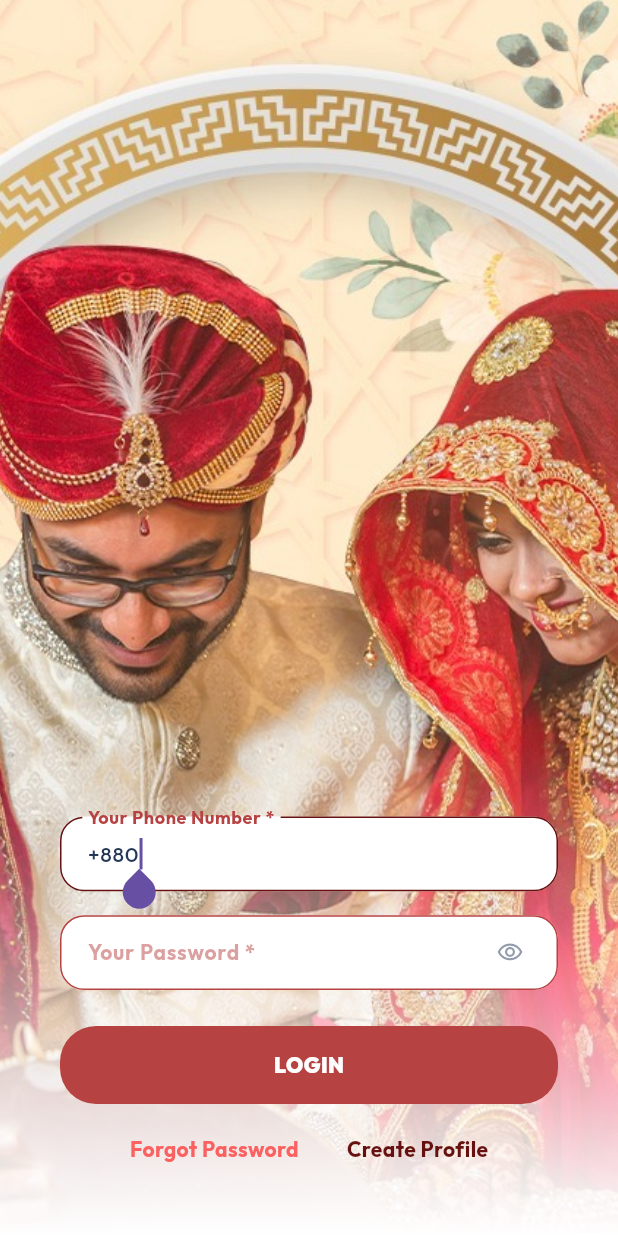
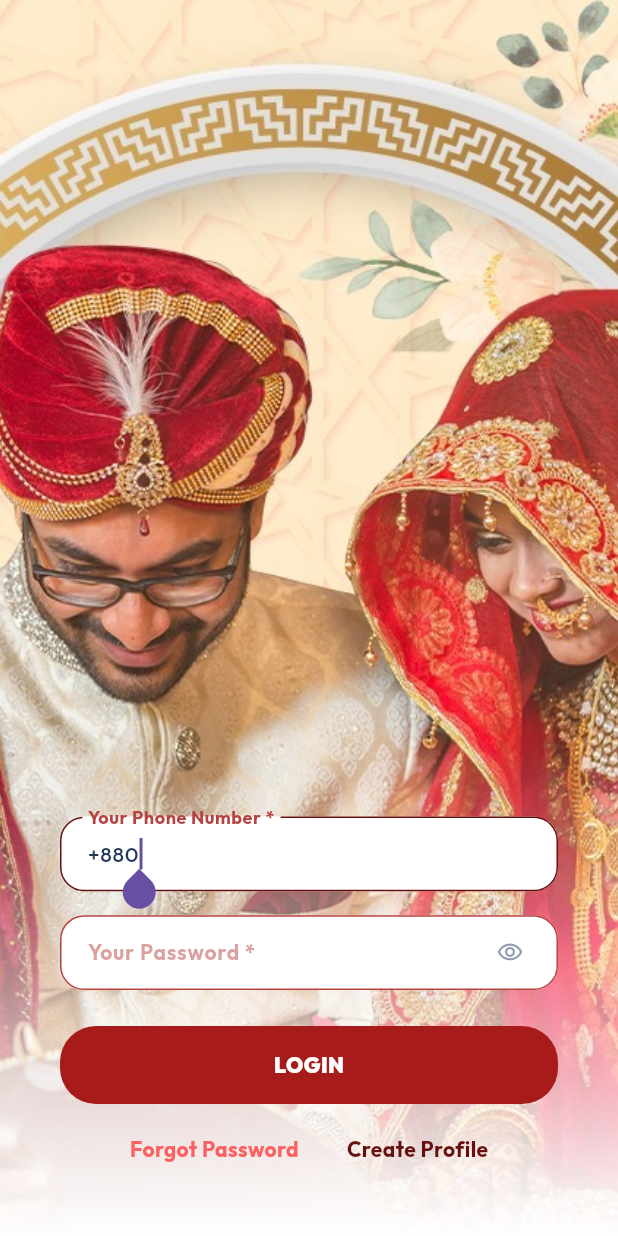
Before and after one commit to sadik5397/biyer_juti_flutter_sadik5397, a Flutter app: the screen it shows after launch, after a tap on "LOGIN", on a phone screen of 412 x 824 dp. Run offline on Flutter 3.47's test engine with Material 3 defaults, Android fonts, the phone set to English and light mode, and no system bars; our stand-ins replace cached_network_image, carousel_slider, dotted_border, dropdown_button2, feather_icons, flutter_image_compress and 5 more; network calls fail; key blocks and very long unbroken strings in the code were emptied for the run.

Commit message:
UI Bajekoro - Phase 02

```diff
--- a/lib/views/sign_in.dart
+++ b/lib/views/sign_in.dart
@@ -49,7 +49,7 @@ class _SignInState extends State<SignIn> {
                           autofillHints: AutofillHints.password,
                           showPasswordPressed: () => setState(() => showPassword = !showPassword)),
                       Gap.gy2,
-                      ThemeButton.primary(title: "LOGIN", onTap: () => route(context, const Home()), color: ThemeColor.primary),
+                      ThemeButton.primary(title: "LOGIN", onTap: () => route(context, const Home()), color: ThemeColor.superRed),
                       Row(mainAxisAlignment: MainAxisAlignment.center, children: [
                         ThemeButton.text(label: "Forgot Password", color: ThemeColor.red, weight: FontWeight.bold, onTap: () => route(context, const ForgotPassword())),
                         ThemeButton.text(label: "Create Profile", color: ThemeColor.secondary, weight: FontWeight.bold, onTap: () => route(context, const SignUp1BasicInformation()))
```
